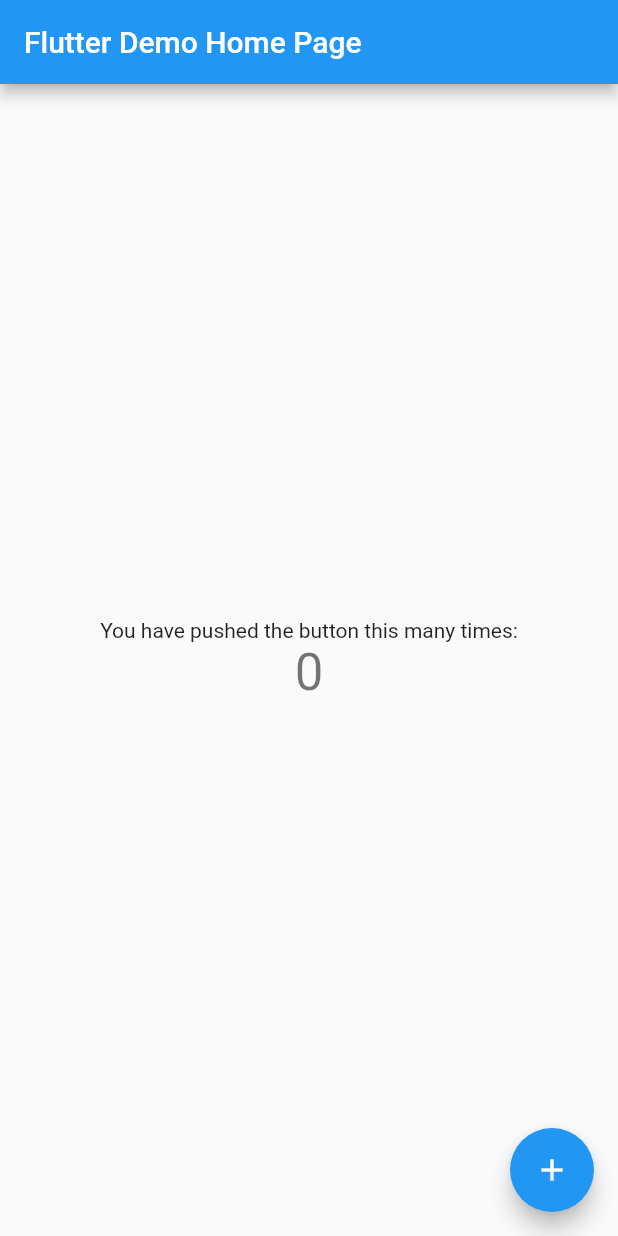
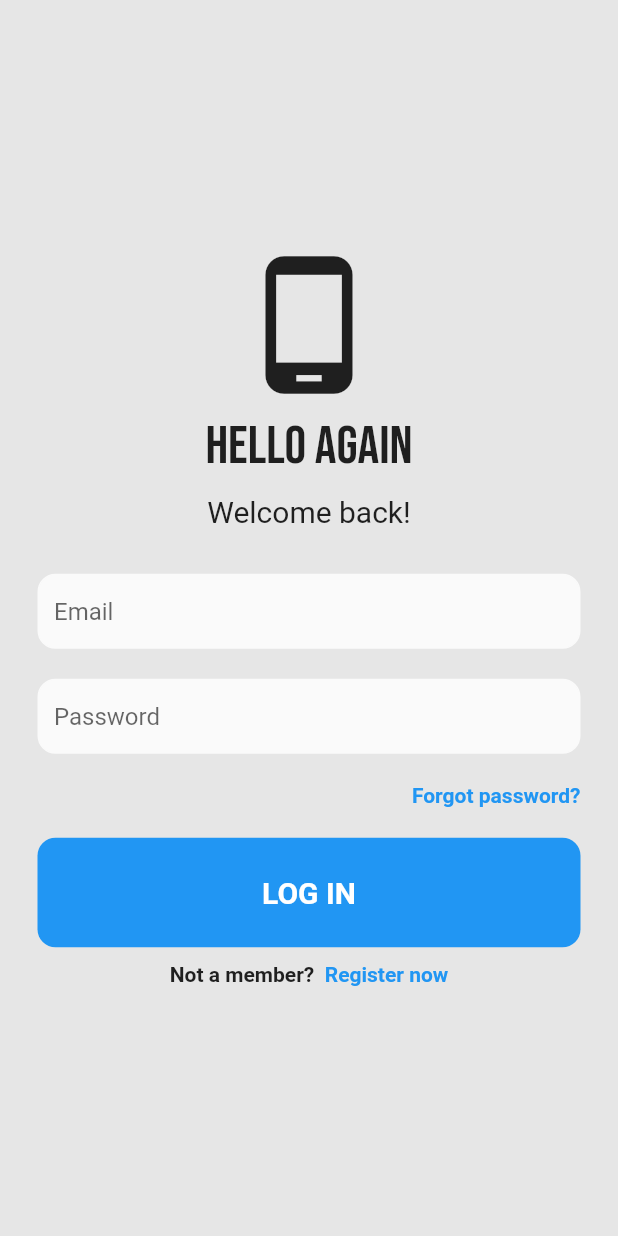
Before and after one commit to peterkapena/car_app_finder_mobile, a Flutter app: the screen it shows after launch, on a phone screen of 412 x 824 dp. Run offline on Flutter 3.47's test engine with Material 2 defaults, Android fonts, the light colour scheme and no system bars; our stand-ins replace firebase_auth, google_fonts; accounts and stored records are empty.

Commit message:
added auth pages and few functionalities

```diff
--- /dev/null
+++ b/lib/common.dart
@@ -0,0 +1,4 @@
+const authBtnHorizontalPadding = 25.0;
+const authBtnVerticalPadding = 10.0;
+
+enum EAuthPage { login, register, forgotPassword }
--- a/lib/main.dart
+++ b/lib/main.dart
@@ -1,3 +1,4 @@
+import 'package:car_app_finder_mobile/pages/main_page.dart';
 import 'package:flutter/material.dart';
 
 void main() {
@@ -5,111 +6,14 @@
 }
 
 class MyApp extends StatelessWidget {
-  const MyApp({Key? key}) : super(key: key);
+  const MyApp({super.key});
 
-  // This widget is the root of your application.
   @override
   Widget build(BuildContext context) {
     return MaterialApp(
-      title: 'Flutter Demo',
-      theme: ThemeData(
-        // This is the theme of your application.
-        //
-        // Try running your application with "flutter run". You'll see the
-        // application has a blue toolbar. Then, without quitting the app, try
-        // changing the primarySwatch below to Colors.green and then invoke
-        // "hot reload" (press "r" in the console where you ran "flutter run",
-        // or simply save your changes to "hot reload" in a Flutter IDE).
-        // Notice that the counter didn't reset back to zero; the application
-        // is not restarted.
-        primarySwatch: Colors.blue,
-      ),
-      home: const MyHomePage(title: 'Flutter Demo Home Page'),
+      debugShowCheckedModeBanner: false,
+      theme: ThemeData(),
+      home: const MainPage(),
     );
   }
 }
-
-class MyHomePage extends StatefulWidget {
-  const MyHomePage({Key? key, required this.title}) : super(key: key);
-
-  // This widget is the home page of your application. It is stateful, meaning
-  // that it has a State object (defined below) that contains fields that affect
-  // how it looks.
-
-  // This class is the configuration for the state. It holds the values (in this
-  // case the title) provided by the parent (in this case the App widget) and
-  // used by the build method of the State. Fields in a Widget subclass are
-  // always marked "final".
-
-  final String title;
-
-  @override
-  State<MyHomePage> createState() => _MyHomePageState();
-}
-
-class _MyHomePageState extends State<MyHomePage> {
-  int _counter = 0;
-
-  void _incrementCounter() {
-    setState(() {
-      // This call to setState tells the Flutter framework that something has
-      // changed in this State, which causes it to rerun the build method below
-      // so that the display can reflect the updated values. If we changed
-      // _counter without calling setState(), then the build method would not be
-      // called again, and so nothing would appear to happen.
-      _counter++;
-    });
-  }
-
-  @override
-  Widget build(BuildContext context) {
-    // This method is rerun every time setState is called, for instance as done
-    // by the _incrementCounter method above.
-    //
-    // The Flutter framework has been optimized to make rerunning build methods
-    // fast, so that you can just rebuild anything that needs updating rather
-    // than having to individually change instances of widgets.
-    return Scaffold(
-      appBar: AppBar(
-        // Here we take the value from the MyHomePage object that was created by
-        // the App.build method, and use it to set our appbar title.
-        title: Text(widget.title),
-      ),
-      body: Center(
-        // Center is a layout widget. It takes a single child and positions it
-        // in the middle of the parent.
-        child: Column(
-          // Column is also a layout widget. It takes a list of children and
-          // arranges them vertically. By default, it sizes itself to fit its
-          // children horizontally, and tries to be as tall as its parent.
-          //
-          // Invoke "debug painting" (press "p" in the console, choose the
-          // "Toggle Debug Paint" action from the Flutter Inspector in Android
-          // Studio, or the "Toggle Debug Paint" command in Visual Studio Code)
-          // to see the wireframe for each widget.
-          //
-          // Column has various properties to control how it sizes itself and
-          // how it positions its children. Here we use mainAxisAlignment to
-          // center the children vertically; the main axis here is the vertical
-          // axis because Columns are vertical (the cross axis would be
-          // horizontal).
-          mainAxisAlignment: MainAxisAlignment.center,
-          children: <Widget>[
-            const Text(
-              'You have pushed the button this many times:',
-            ),
-            Text(
-              '$_counter',
-              style: Theme.of(context).textTheme.headline4,
-            ),
-          ],
-        ),
-      ),
-      floatingActionButton: FloatingActionButton(
-        onPressed: _incrementCounter,
-        tooltip: 'Increment',
-        child: const Icon(Icons.add),
-      ), // This trailing comma makes auto-formatting nicer for build methods.
-    );
-  }
-}
--- /dev/null
+++ b/lib/pages/auth_page.dart
@@ -0,0 +1,39 @@
+import 'package:car_app_finder_mobile/pages/forgot_password_page.dart';
+import 'package:car_app_finder_mobile/pages/register_page.dart';
+import 'package:flutter/cupertino.dart';
+
+import '../common.dart';
+import 'login_page.dart';
+
+class AuthPage extends StatefulWidget {
+  const AuthPage({super.key});
+
+  @override
+  State<AuthPage> createState() => _AuthPageState();
+}
+
+class _AuthPageState extends State<AuthPage> {
+  void showRegisterPage() {}
+  EAuthPage authPage = EAuthPage.login;
+  bool showLoginPage = true;
+  void toggleScreen(authPage) {
+    setState(() {
+      this.authPage = authPage;
+      //   showLoginPage = !showLoginPage;
+    });
+  }
+
+  @override
+  Widget build(BuildContext context) {
+    switch (authPage) {
+      case EAuthPage.login:
+        return LoginPage(toggleScreen: toggleScreen);
+      case EAuthPage.register:
+        return RegisterPage(toggleScreen: toggleScreen);
+      case EAuthPage.forgotPassword:
+        return ForgotPasswordPage(toggleScreen: toggleScreen);
+      default:
+        throw Exception("No auth page specified");
+    }
+  }
+}
--- /dev/null
+++ b/lib/pages/login_page.dart
@@ -0,0 +1,135 @@
+import 'package:car_app_finder_mobile/widget/auth_button.dart';
+import 'package:car_app_finder_mobile/widget/text_input.dart';
+import 'package:flutter/material.dart';
+import 'package:google_fonts/google_fonts.dart';
+
+import '../common.dart';
+
+class LoginPage extends StatefulWidget {
+  final void Function(EAuthPage) toggleScreen;
+  const LoginPage({super.key, required this.toggleScreen});
+
+  @override
+  State<LoginPage> createState() => _LoginPageState();
+}
+
+class _LoginPageState extends State<LoginPage> {
+//text controllers
+  final _emailController = TextEditingController();
+  final _passwordController = TextEditingController();
+
+  @override
+  void dispose() {
+    _emailController.dispose();
+    _passwordController.dispose();
+    super.dispose();
+  }
+
+  @override
+  Widget build(BuildContext context) {
+    return Scaffold(
+      backgroundColor: Theme.of(context).splashColor,
+      body: SafeArea(
+        child: Center(
+          child: SingleChildScrollView(
+            child: Column(
+              mainAxisAlignment: MainAxisAlignment.center,
+              children: [
+                const Icon(
+                  Icons.phone_android,
+                  size: 100,
+                ),
+                //heloo again!
+                Padding(
+                  padding: const EdgeInsets.symmetric(
+                      horizontal: authBtnHorizontalPadding,
+                      vertical: authBtnVerticalPadding),
+                  child: Text(
+                    "Hello Again",
+                    style: GoogleFonts.bebasNeue(fontSize: 36),
+                  ),
+                ),
+                const Text(
+                  "Welcome back!",
+                  style: TextStyle(fontSize: 20),
+                ),
+                const SizedBox(
+                  height: 20,
+                ),
+                //email textfield
+                Padding(
+                    padding: const EdgeInsets.symmetric(
+                        horizontal: authBtnHorizontalPadding,
+                        vertical: authBtnVerticalPadding),
+                    child: TextInput(
+                      controller: _emailController,
+                      hintText: "Email",
+                    )),
+                //password textfield
+                Padding(
+                    padding: const EdgeInsets.symmetric(
+                        horizontal: authBtnHorizontalPadding,
+                        vertical: authBtnVerticalPadding),
+                    child: TextInput(
+                        controller: _passwordController,
+                        hintText: "Password",
+                        obscureText: true)),
+                Padding(
+                  padding: const EdgeInsets.symmetric(
+                      horizontal: authBtnHorizontalPadding,
+                      vertical: authBtnVerticalPadding),
+                  child: Row(
+                    mainAxisAlignment: MainAxisAlignment.end,
+                    children: [
+                      GestureDetector(
+                        onTap: () =>
+                            widget.toggleScreen(EAuthPage.forgotPassword),
+                        child: const Text(
+                          "Forgot password?",
+                          style: TextStyle(
+                              color: Colors.blue, fontWeight: FontWeight.bold),
+                        ),
+                      )
+                    ],
+                  ),
+                ),
+                //sign in button
+                Padding(
+                    padding: const EdgeInsets.symmetric(
+                        horizontal: authBtnHorizontalPadding,
+                        vertical: authBtnVerticalPadding),
+                    child: AuthButon(
+                      onTap: signIn,
+                      text: "LOG IN",
+                    )),
+
+                //not a member? register now
+                Row(
+                  mainAxisAlignment: MainAxisAlignment.center,
+                  children: [
+                    const Text(
+                      "Not a member? ",
+                      style: TextStyle(fontWeight: FontWeight.bold),
+                    ),
+                    GestureDetector(
+                      onTap: () => widget.toggleScreen(EAuthPage.register),
+                      child: const Text(
+                        " Register now",
+                        style: TextStyle(
+                            color: Colors.blue, fontWeight: FontWeight.bold),
+                      ),
+                    )
+                  ],
+                )
+              ],
+            ),
+          ),
+        ),
+      ),
+    );
+  }
+
+  Future signIn() async {
+    //sign in with email and password
+  }
+}
--- /dev/null
+++ b/lib/pages/main_page.dart
@@ -0,0 +1,26 @@
+import 'package:flutter/material.dart';
+import 'package:firebase_auth/firebase_auth.dart';
+
+import '../pages/home_page.dart';
+import 'auth_page.dart';
+
+class MainPage extends StatelessWidget {
+  const MainPage({super.key});
+
+  @override
+  Widget build(BuildContext context) {
+    return Scaffold(
+      body: StreamBuilder<User?>(
+        stream: const Stream.empty(),
+        //  FirebaseAuth.instance.authStateChanges(),
+        builder: ((context, snapshot) {
+          if (snapshot.hasData) {
+            return const HomePage();
+          } else {
+            return const AuthPage();
+          }
+        }),
+      ),
+    );
+  }
+}
--- /dev/null
+++ b/lib/widget/auth_button.dart
@@ -0,0 +1,28 @@
+import 'package:flutter/material.dart';
+
+class AuthButon extends StatelessWidget {
+  final VoidCallback onTap;
+  final String text;
+
+  const AuthButon({super.key, required this.onTap, required this.text});
+
+  @override
+  Widget build(BuildContext context) {
+    return GestureDetector(
+      onTap: onTap,
+      child: Container(
+        padding: const EdgeInsets.all(25),
+        decoration: BoxDecoration(
+            color: Theme.of(context).primaryColor,
+            borderRadius: BorderRadius.circular(12)),
+        child: Center(
+          child: Text(
+            text,
+            style: const TextStyle(
+                color: Colors.white, fontWeight: FontWeight.bold, fontSize: 20),
+          ),
+        ),
+      ),
+    );
+  }
+}
--- /dev/null
+++ b/lib/widget/text_input.dart
@@ -0,0 +1,33 @@
+import 'package:flutter/material.dart';
+
+class TextInput extends StatelessWidget {
+  final TextEditingController controller;
+  final String hintText;
+  final bool obscureText;
+
+  const TextInput({
+    super.key,
+    required this.controller,
+    required this.hintText,
+    this.obscureText = false,
+  });
+
+  @override
+  Widget build(BuildContext context) {
+    return Container(
+      decoration: BoxDecoration(
+          borderRadius: BorderRadius.circular(12),
+          color: Theme.of(context).canvasColor,
+          border: Border.all(color: Theme.of(context).canvasColor)),
+      child: Padding(
+        padding: const EdgeInsets.only(left: 10.0),
+        child: TextField(
+          obscureText: obscureText,
+          controller: controller,
+          decoration:
+              InputDecoration(border: InputBorder.none, hintText: hintText),
+        ),
+      ),
+    );
+  }
+}
--- a/pubspec.yaml
+++ b/pubspec.yaml
@@ -34,6 +34,8 @@
   # The following adds the Cupertino Icons font to your application.
   # Use with the CupertinoIcons class for iOS style icons.
   cupertino_icons: ^1.0.2
+  firebase_auth: ^3.6.4
+  google_fonts:
 
 dev_dependencies:
   flutter_test:
```
Also changed, not shown: lib/pages/forgot_password_page.dart (added, +93 -0 lines), lib/pages/home_page.dart (added, +32 -0 lines), lib/pages/register_page.dart (added, +143 -0 lines), pubspec.lock, 1 other file.
